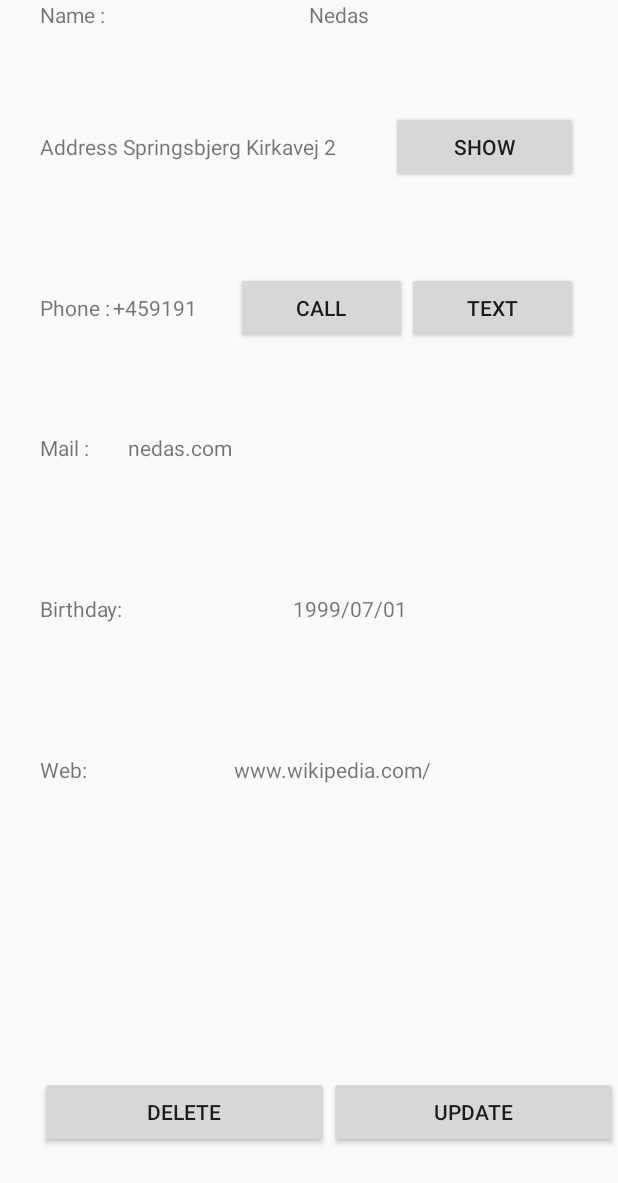
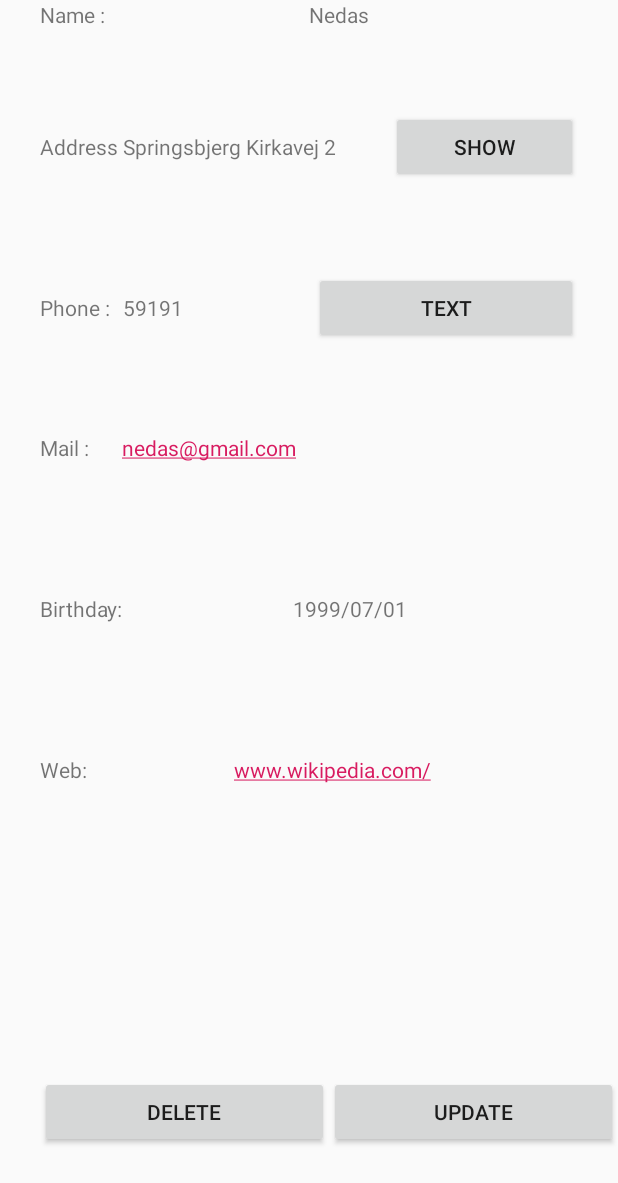
Before and after one commit to Metallist1/FriendsApp, an Android app: the screen it shows after launch (DetailsActivity), after a tap on "Nedas", on a phone screen of 412 x 824 dp. Shown: the top 1183 px of the screen. Run offline under Robolectric (Android 15) with nearby library versions, the phone set to English and light mode, and no system bars.

Commit message:
Added full functionality for Details activity. Experimented with functionality on EditDetais

```diff
--- a/app/src/main/AndroidManifest.xml
+++ b/app/src/main/AndroidManifest.xml
@@ -1,6 +1,7 @@
 <?xml version="1.0" encoding="utf-8"?>
 <manifest xmlns:android="http://schemas.android.com/apk/res/android"
     package="com.example.myfriendsapp">
+    <uses-permission android:name="android.permission.ACCESS_FINE_LOCATION" />
 
     <application
         android:allowBackup="true"
@@ -18,6 +19,9 @@
         </activity>
         <activity android:name=".GUI.DetailsActivity"></activity>
         <activity android:name=".GUI.EditDetailsActivity"></activity>
+
     </application>
-
+    <uses-permission android:name="android.permission.CALL_PHONE"/>
+    <uses-permission android:name="android.permission.ACCESS_COARSE_LOCATION"/>
+    <uses-permission android:name="android.permission.INTERNET" />
 </manifest>
--- a/app/src/main/java/com/example/myfriendsapp/DAL/DAO/FriendDAO.java
+++ b/app/src/main/java/com/example/myfriendsapp/DAL/DAO/FriendDAO.java
@@ -18,7 +18,7 @@ public class FriendDAO {
         List<Friend> newFriendList = new ArrayList<>();
         for(int x = 0; x < 20; x++){
             String name = "Nedas";
-            String phone= "+459191";
+            String phone= "59191";
             String mail= "nedas";
             String birthday= "1999/07/01";
             String web= "www.wikipedia.com/";
@@ -30,7 +30,7 @@ public class FriendDAO {
                 mail= mail+"a";
                 web = web +"a";
             }
-            mail = mail + ".com";
+            mail = mail + "@gmail.com";
 
 
             String uri = "@drawable/profile1";
--- a/app/src/main/java/com/example/myfriendsapp/GUI/DetailsActivity.java
+++ b/app/src/main/java/com/example/myfriendsapp/GUI/DetailsActivity.java
@@ -1,36 +1,97 @@
 package com.example.myfriendsapp.GUI;
 
 import android.app.Activity;
+import android.content.Intent;
+import android.net.Uri;
+import android.os.Build;
 import android.os.Bundle;
+import android.provider.Telephony;
 import android.view.View;
+import android.widget.Button;
 import android.widget.EditText;
 import android.widget.ImageView;
 import android.widget.LinearLayout;
+import android.widget.ListView;
 import android.widget.TextView;
 
 
 import com.example.myfriendsapp.BE.Friend;
+import com.example.myfriendsapp.BLL.BLLManager;
+import com.example.myfriendsapp.BLL.IBLLManager;
 import com.example.myfriendsapp.R;
+
+import java.io.Serializable;
 
 public class DetailsActivity extends Activity {
 
+    private Friend frend ;
+    private IBLLManager bllManager;
         @Override
         protected void onCreate(Bundle savedInstanceState) {
             super.onCreate(savedInstanceState);
             setContentView(R.layout.activity_inserteddetails);
+            bllManager = new BLLManager(this);
+
+
             if(getIntent().getExtras()!=null){
-                Friend frends = (Friend)getIntent().getSerializableExtra("UserToDisplay");
+                setUpText();
+            }
+            setUpButtons();
 
-                ((TextView)findViewById(R.id.txt_name)).setText(frends.getName());
-                ((TextView)findViewById(R.id.txt_address)).setText(frends.getAddress());
-                ((TextView)findViewById(R.id.txt_birthday)).setText(frends.getBirthday());
-                ((TextView)findViewById(R.id.txt_mail)).setText(frends.getMail());
-                ((TextView)findViewById(R.id.txt_number)).setText(frends.getPhone());
-                ((TextView)findViewById(R.id.txt_web)).setText(frends.getWeb());
-                ImageView icon = (ImageView) findViewById(R.id.profilePicture);
-                icon.setLayoutParams(new LinearLayout.LayoutParams(200, 200));
-                icon.setImageResource(frends.getProfilePicture());
-            }
+        }
+
+        private void setUpText(){
+            frend = (Friend)getIntent().getSerializableExtra("UserToDisplay");
+
+            ((TextView)findViewById(R.id.txt_name)).setText(frend.getName());
+            ((TextView)findViewById(R.id.txt_address)).setText(frend.getAddress());
+            ((TextView)findViewById(R.id.txt_birthday)).setText(frend.getBirthday());
+            ((TextView)findViewById(R.id.txt_mail)).setText(frend.getMail());
+            ((TextView)findViewById(R.id.txt_number)).setText(frend.getPhone());
+            ((TextView)findViewById(R.id.txt_web)).setText(frend.getWeb());
+            ImageView icon = (ImageView) findViewById(R.id.profilePicture);
+            icon.setLayoutParams(new LinearLayout.LayoutParams(200, 200));
+            icon.setImageResource(frend.getProfilePicture());
+        }
+
+        private void setUpButtons(){
+            findViewById(R.id.btn_text).setOnClickListener(new View.OnClickListener() {
+                @Override
+                public void onClick(View view) {
+                    Intent smsIntent = new Intent(Intent.ACTION_SENDTO);
+                    smsIntent.addCategory(Intent.CATEGORY_DEFAULT);
+                    smsIntent.setType("vnd.android-dir/mms-sms");
+                    smsIntent.setData(Uri.parse("sms:" + ((TextView)findViewById(R.id.txt_number)).getText().toString()));
+                    startActivity(smsIntent);
+                }
+            });
+
+            findViewById(R.id.btn_show).setOnClickListener(new View.OnClickListener() {
+                @Override
+                public void onClick(View view) {
+                    Uri gmmIntentUri = Uri.parse("geo:0,0?q=1600" + ((TextView)findViewById(R.id.txt_address)).getText().toString());
+                    Intent mapIntent = new Intent(Intent.ACTION_VIEW, gmmIntentUri);
+                    mapIntent.setPackage("com.google.android.apps.maps");
+                    startActivity(mapIntent);
+                }
+            });
+
+            findViewById(R.id.btn_delete).setOnClickListener(new View.OnClickListener() {
+                @Override
+                public void onClick(View view) {
+                    bllManager.deleteFriend(frend);
+                    finish();
+                }
+            });
+
+            findViewById(R.id.btn_update).setOnClickListener(new View.OnClickListener() {
+                @Override
+                public void onClick(View view) {
+                    Intent myIntent = new Intent(view.getContext(), EditDetailsActivity.class); //Create intent
+                    myIntent.putExtra("UserToDisplay",  (Serializable)frend); //Add Extra info
+                    startActivityForResult(myIntent, 0); //Wait for results
+                }
+            });
         }
 
 }
--- a/app/src/main/res/layout/activity_inserteddetails.xml
+++ b/app/src/main/res/layout/activity_inserteddetails.xml
@@ -77,14 +77,9 @@
             android:layout_width="wrap_content"
             android:layout_height="wrap_content"
             android:layout_weight="1"
+            android:autoLink="phone"
+            android:clickable="true"
             android:text="TextView" />
-
-        <Button
-            android:id="@+id/btn_call"
-            android:layout_width="wrap_content"
-            android:layout_height="wrap_content"
-            android:layout_weight="1"
-            android:text="Call" />
 
         <Button
             android:id="@+id/btn_text"
@@ -114,7 +109,8 @@
             android:layout_width="wrap_content"
             android:layout_height="wrap_content"
             android:layout_weight="1"
-            android:text="TextView" />
+            android:text="TextView"
+            android:autoLink="email" />
 
     </LinearLayout>
 
@@ -160,7 +156,8 @@
             android:layout_width="wrap_content"
             android:layout_height="wrap_content"
             android:layout_weight="1"
-            android:text="TextView" />
+            android:text="TextView"
+            android:autoLink="web" />
 
     </LinearLayout>
 
```
Also changed, not shown: app/src/main/java/com/example/myfriendsapp/GUI/EditDetailsActivity.java (+108 -10 lines), app/src/main/java/com/example/myfriendsapp/GUI/Extra/AppLocationService.java (added, +59 -0 lines), app/src/main/java/com/example/myfriendsapp/GUI/Extra/LocationAddress.java (added, +65 -0 lines), app/src/main/res/layout/activity_editdetails.xml (+4 -3 lines).
